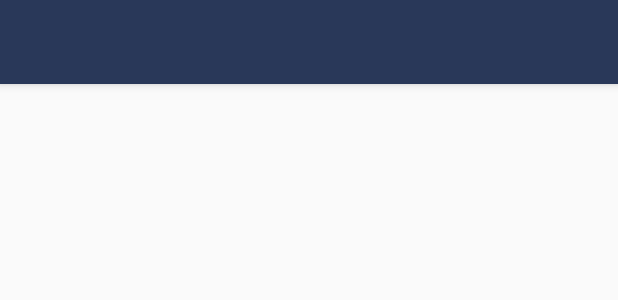
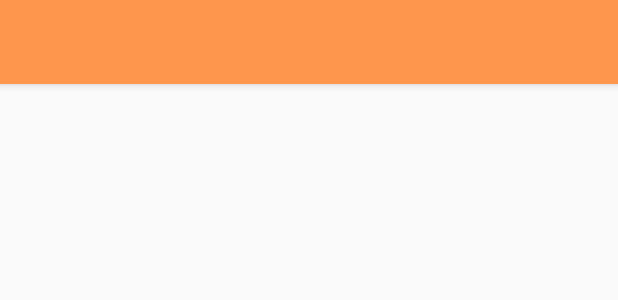
Before and after one commit to Utente2M/Animal_App, an Android app: the layout toolbar_home.xml on its own in the app's theme, with its tools: preview values and no code run, on a phone screen of 412 x 824 dp. Shown: the top 300 px of the screen. Run offline under Robolectric (Android 15) with nearby library versions, the phone set to English and light mode, and no system bars.

Commit message:
colore toolbar

```diff
--- a/app/src/main/res/layout/toolbar_home.xml
+++ b/app/src/main/res/layout/toolbar_home.xml
@@ -2,5 +2,5 @@
 <androidx.appcompat.widget.Toolbar xmlns:android="http://schemas.android.com/apk/res/android"
     android:layout_width="match_parent"
     android:layout_height="wrap_content"
-    android:background="@color/blue"
+    android:background="@color/orange_pastel"
     android:elevation="4dp"></androidx.appcompat.widget.Toolbar>
```
